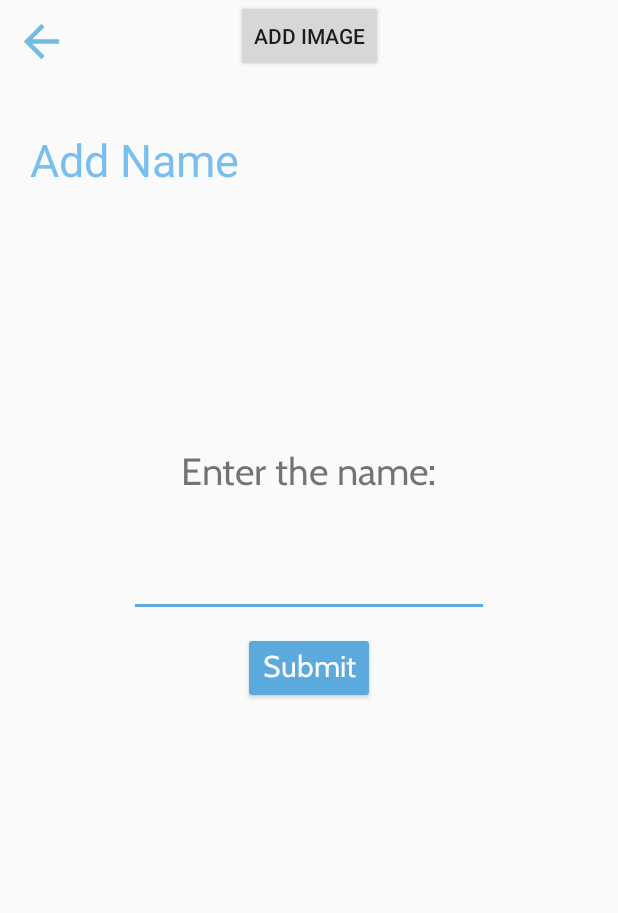
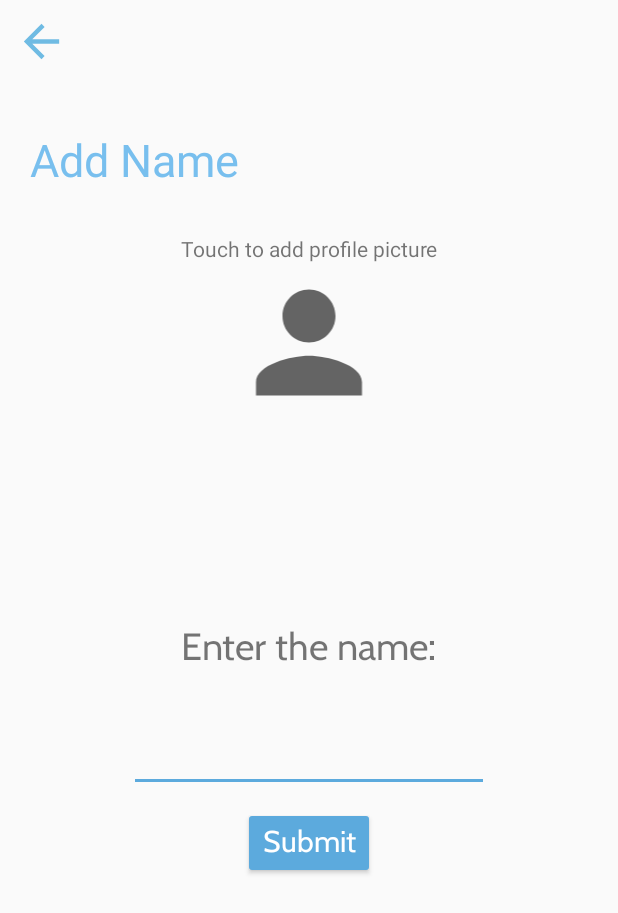
Before and after one commit to sumritsanghera/ParentApp, an Android app: the Add_Child_Activity screen opened directly, with no data from a screen before it, on a phone screen of 412 x 824 dp. Shown: the top 913 px of the screen. Run offline under Robolectric (Android 15) with nearby library versions, the phone set to English and light mode, and no system bars; pictures from the network do not load; Roboto replaces fonts that are not available here.

Commit message:
remove button and add imageview to add picture

```diff
--- a/app/src/main/java/ca/cmpt276/iteration1/Add_Child_Activity.java
+++ b/app/src/main/java/ca/cmpt276/iteration1/Add_Child_Activity.java
@@ -18,6 +18,7 @@ import android.view.LayoutInflater;
 import android.view.View;
 import android.widget.Button;
 import android.widget.ImageView;
+import android.widget.TextView;
 import android.widget.Toast;
 
 import androidx.annotation.NonNull;
@@ -56,7 +57,7 @@ public class Add_Child_Activity extends AppCompatActivity {
         super.onCreate(savedInstanceState);
         setContentView(R.layout.activity_add_name);
 
-        profilePicture = findViewById(R.id.picker_profile);
+        profilePicture = findViewById(R.id.imageViewMainActivityProfilePicture);
 
         setup_back_button();
         setup_submit_button();
@@ -90,8 +91,8 @@ public class Add_Child_Activity extends AppCompatActivity {
     }
 
     private void setup_camera_button() {
-        Button button = findViewById(R.id.add_image_button);
-        button.setOnClickListener(new View.OnClickListener() {
+        //Button button = findViewById(R.id.add_image_button);
+        profilePicture.setOnClickListener(new View.OnClickListener() {
             @Override
             public void onClick(View view) {
                 chooseProfilePicture();
@@ -121,6 +122,8 @@ public class Add_Child_Activity extends AppCompatActivity {
                     takePictureFromCamera();
                 }
                 alertDialogProfilePicture.cancel();
+                TextView text = findViewById(R.id.touch_add_picture);
+                text.setVisibility(View.INVISIBLE);
             }
         });
 
@@ -129,6 +132,8 @@ public class Add_Child_Activity extends AppCompatActivity {
             public void onClick(View view) {
                 takePictureFromGallery();
                 alertDialogProfilePicture.cancel();
+                TextView text = findViewById(R.id.touch_add_picture);
+                text.setVisibility(View.INVISIBLE);
             }
         });
     }
@@ -196,7 +201,7 @@ public class Add_Child_Activity extends AppCompatActivity {
         return UUID.randomUUID().toString();
     }
 
-    public static String saveBitmap(Context context, Bitmap mBitmap) {
+    public static String saveBitmap(Context context, Bitmap photo) {
 
         String savePath;
         File filePic;
@@ -216,7 +221,7 @@ public class Add_Child_Activity extends AppCompatActivity {
                 filePic.createNewFile();
             }
             FileOutputStream fos = new FileOutputStream(filePic);
-            mBitmap.compress(Bitmap.CompressFormat.JPEG, 100, fos);
+            photo.compress(Bitmap.CompressFormat.JPEG, 100, fos);
             fos.flush();
             fos.close();
         } catch (IOException e) {
--- /dev/null
+++ b/app/src/main/res/drawable/profile_icon.xml
@@ -0,0 +1,10 @@
+<vector xmlns:android="http://schemas.android.com/apk/res/android"
+    android:width="24dp"
+    android:height="24dp"
+    android:viewportWidth="24"
+    android:viewportHeight="24"
+    android:tint="?attr/colorControlNormal">
+  <path
+      android:fillColor="@android:color/white"
+      android:pathData="M12,12c2.21,0 4,-1.79 4,-4s-1.79,-4 -4,-4 -4,1.79 -4,4 1.79,4 4,4zM12,14c-2.67,0 -8,1.34 -8,4v2h16v-2c0,-2.66 -5.33,-4 -8,-4z"/>
+</vector>
--- a/app/src/main/res/layout/activity_add_name.xml
+++ b/app/src/main/res/layout/activity_add_name.xml
@@ -40,12 +40,16 @@
         app:layout_constraintTop_toBottomOf="@+id/add_name_tool_bar" />
 
     <LinearLayout
+        android:id="@+id/linearLayout2"
         android:layout_width="match_parent"
         android:layout_height="wrap_content"
         android:orientation="vertical"
         app:layout_constraintBottom_toBottomOf="parent"
+        app:layout_constraintEnd_toEndOf="parent"
+        app:layout_constraintHorizontal_bias="0.0"
+        app:layout_constraintStart_toStartOf="parent"
         app:layout_constraintTop_toBottomOf="@+id/add_title"
-        app:layout_constraintVertical_bias="0.3">
+        app:layout_constraintVertical_bias="0.53">
 
         <TextView
             android:id="@+id/enterName"
@@ -65,7 +69,7 @@
             android:layout_gravity="center"
             android:layout_margin="10dp"
             android:textSize="25sp"
-            app:layout_constraintTop_toBottomOf="@+id/enterName"/>
+            app:layout_constraintTop_toBottomOf="@+id/enterName" />
 
         <Button
             android:id="@+id/add_name_button"
@@ -73,17 +77,32 @@
             android:layout_height="wrap_content"
             android:layout_gravity="center"
             android:text="@string/submit"
-            android:theme="@style/ButtonStyle"/>
+            android:theme="@style/ButtonStyle" />
     </LinearLayout>
 
-    <Button
-        android:id="@+id/add_image_button"
+    <ImageView
+        android:id="@+id/imageViewMainActivityProfilePicture"
+        android:layout_width="125dp"
+        android:layout_height="106dp"
+        android:layout_gravity="center"
+        android:layout_marginTop="32dp"
+        android:src="@drawable/profile_icon"
+        app:layout_constraintBottom_toTopOf="@+id/linearLayout2"
+        app:layout_constraintEnd_toEndOf="parent"
+        app:layout_constraintStart_toStartOf="@+id/linearLayout2"
+        app:layout_constraintTop_toBottomOf="@+id/add_title"
+        app:layout_constraintVertical_bias="0.05" />
+
+    <TextView
+        android:id="@+id/touch_add_picture"
         android:layout_width="wrap_content"
         android:layout_height="wrap_content"
-        android:text="add image"
-        app:layout_constraintEnd_toEndOf="parent"
-        app:layout_constraintStart_toStartOf="parent"
-        tools:layout_editor_absoluteY="467dp" />
+        android:text="Touch to add profile picture"
+        app:layout_constraintBottom_toTopOf="@+id/imageViewMainActivityProfilePicture"
+        app:layout_constraintEnd_toEndOf="@+id/imageViewMainActivityProfilePicture"
+        app:layout_constraintStart_toStartOf="@+id/imageViewMainActivityProfilePicture"
+        app:layout_constraintTop_toBottomOf="@+id/add_title"
+        app:layout_constraintVertical_bias="1.0" />
 
 
 </androidx.constraintlayout.widget.ConstraintLayout>
```
